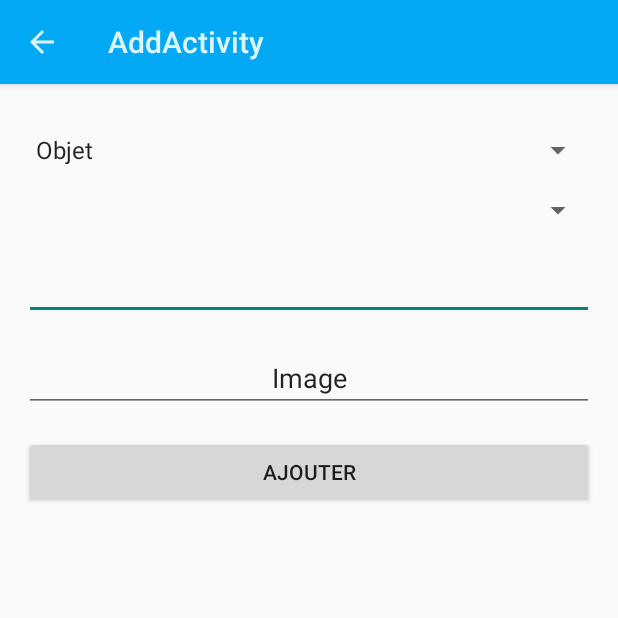
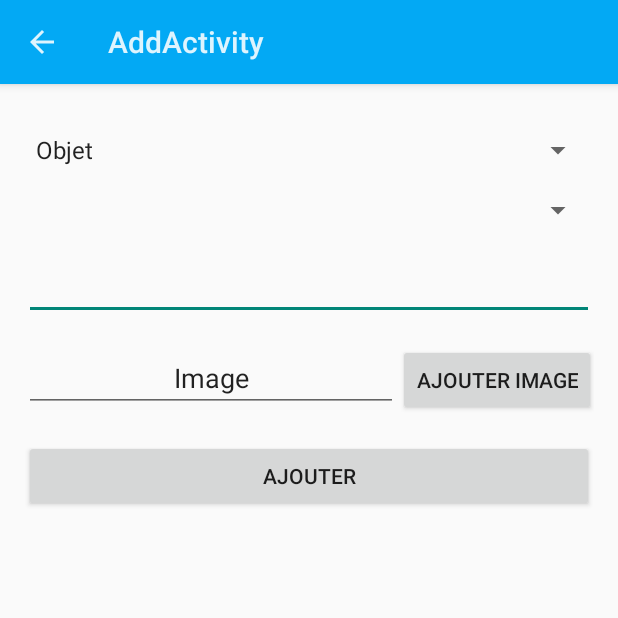
Before and after one commit to Joris73/ClasseurCom, an Android app: the AddActivity screen opened directly, with no data from a screen before it, on a phone screen of 412 x 824 dp, the top half of it. Run offline under Robolectric (Android 15) with nearby library versions, the light colour scheme and no system bars.

Commit message:
Ajout de récupération des images (test)

```diff
--- a/build.gradle
+++ b/build.gradle
@@ -2,7 +2,7 @@ apply plugin: 'com.android.application'
 
 android {
     compileSdkVersion 21
-    buildToolsVersion "21.1.1"
+    buildToolsVersion "21.1.2"
 
     defaultConfig {
         applicationId "com.joris.classeurcom"
@@ -21,5 +21,5 @@ android {
 
 dependencies {
     compile fileTree(dir: 'libs', include: ['*.jar'])
-    compile 'com.android.support:support-v4:21.0.2'
+    compile 'com.android.support:support-v4:21.0.3'
 }
--- a/src/main/java/com/joris/classeurcom/DatabaseHelper.java
+++ b/src/main/java/com/joris/classeurcom/DatabaseHelper.java
@@ -165,7 +165,7 @@ public class DatabaseHelper extends SQLiteOpenHelper {
         if (c != null) {
             if (c.moveToFirst()) {
                 do {
-                    Item item = new Item(c.getInt((c.getColumnIndex(KEY_ID_ITEM))),
+                    Item item = new Item(c.getLong((c.getColumnIndex(KEY_ID_ITEM))),
                             c.getString(c.getColumnIndex(KEY_NAME_ITEM)), c.getString(c.getColumnIndex(KEY_IMAGE_ITEM)));
 
                     listItem.add(item);
--- a/src/main/res/layout/activity_add.xml
+++ b/src/main/res/layout/activity_add.xml
@@ -23,7 +23,7 @@
         android:layout_width="match_parent"
         android:layout_height="wrap_content"
         android:layout_marginTop="@dimen/activity_vertical_margin"
-        android:spinnerMode="dialog"/>
+        android:spinnerMode="dialog" />
 
     <EditText
         android:layout_width="match_parent"
@@ -36,6 +36,14 @@
         android:inputType="text"
         android:gravity="center" />
 
+
+    <LinearLayout
+        android:layout_width="match_parent"
+        android:layout_height="wrap_content"
+        android:orientation="horizontal"
+        android:weightSum="1">
+
+
         <EditText
             android:layout_width="match_parent"
             android:layout_height="wrap_content"
@@ -45,7 +53,16 @@
             android:id="@+id/edit_image"
             android:singleLine="true"
             android:inputType="text"
-        android:gravity="center" />
+            android:gravity="center"
+            android:layout_weight="0.99" />
+
+        <Button
+            android:layout_width="wrap_content"
+            android:layout_height="wrap_content"
+            android:layout_marginTop="@dimen/activity_vertical_margin"
+            android:text="@string/bt_add_image"
+            android:id="@+id/bt_path_image" />
+    </LinearLayout>
 
     <Button
         android:layout_width="match_parent"
@@ -54,4 +71,9 @@
         android:text="@string/bt_ajouter"
         android:id="@+id/bt_ajouter" />
 
+    <ImageView
+        android:layout_width="match_parent"
+        android:layout_height="wrap_content"
+        android:id="@+id/image" />
+
 </LinearLayout>
--- a/src/main/res/values/strings.xml
+++ b/src/main/res/values/strings.xml
@@ -12,6 +12,7 @@
     <string name="edit_name_item">Nom</string>
     <string name="edit_image_item">Image</string>
     <string name="bt_ajouter">Ajouter</string>
+    <string name="bt_add_image">Ajouter image</string>
     <string name="probleme_champs">Tous les champs n\'ont pas été remplis</string>
     <string name="probleme_cat_vide">Catégorie vide</string>
 
```
Also changed, not shown: src/main/java/com/joris/classeurcom/AddActivity.java (+55 -7 lines). Lines whose indentation alone changed are shown as unchanged.
